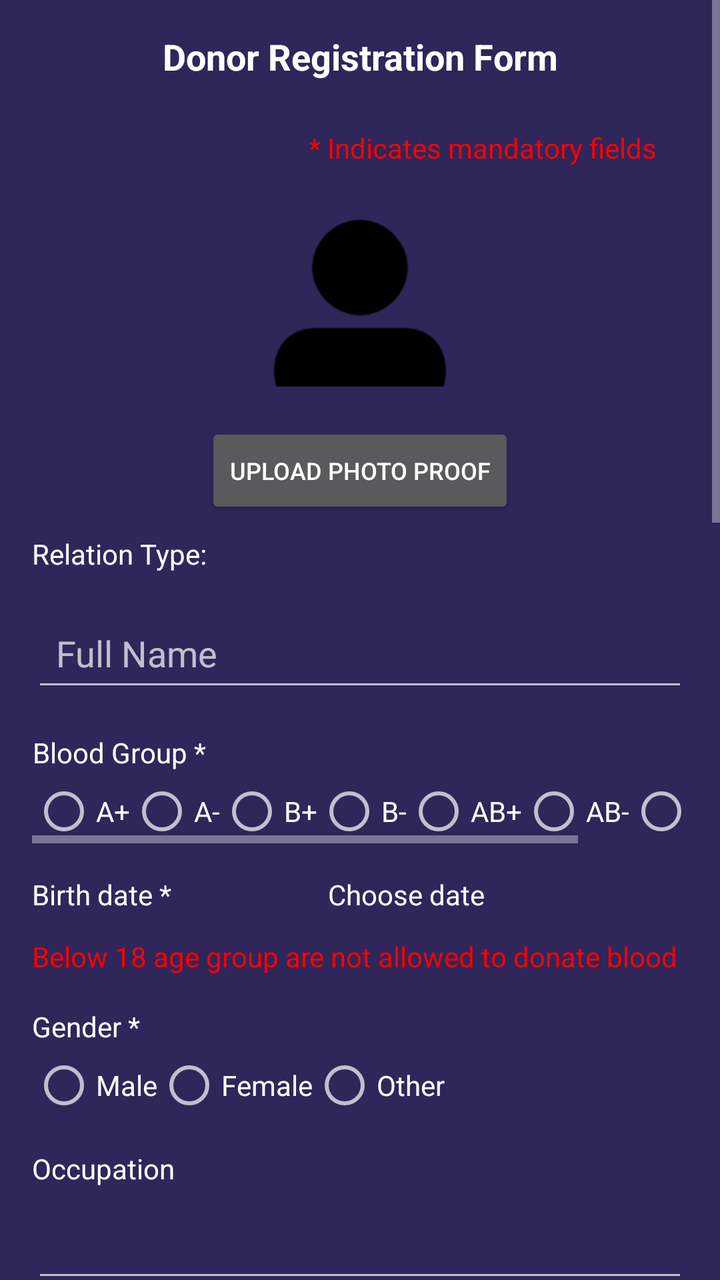
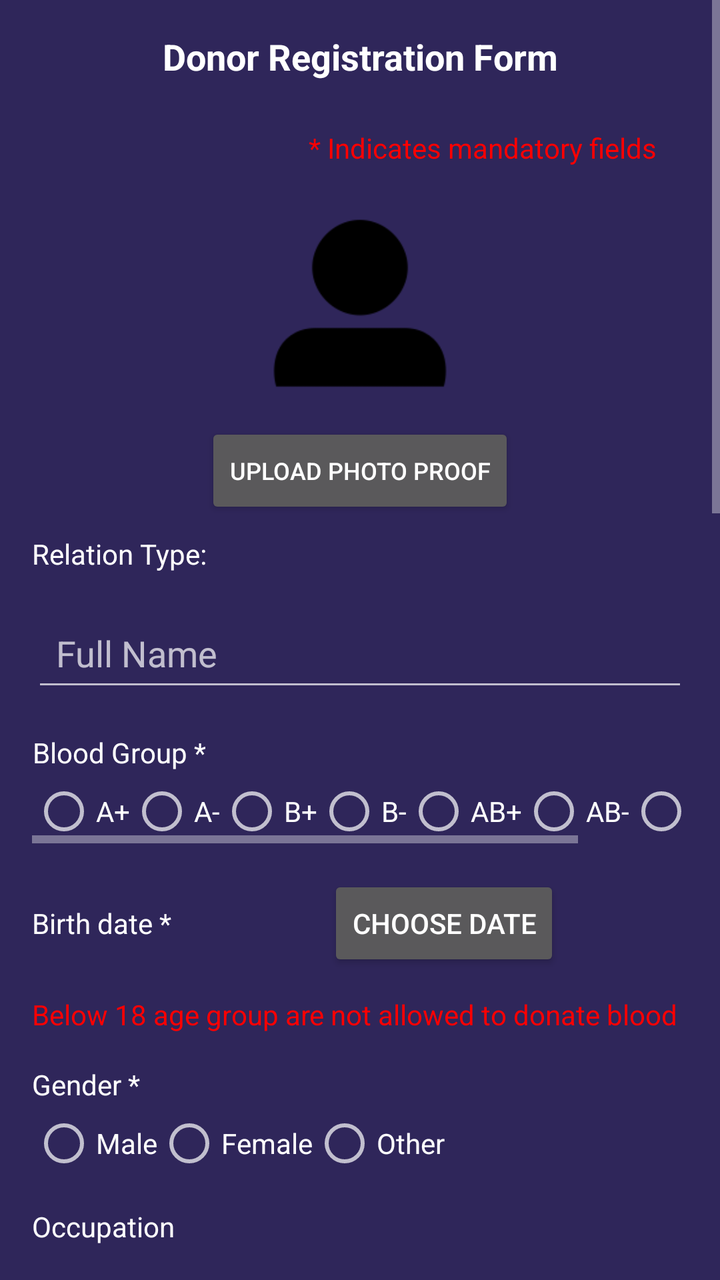

The first picture is an Android layout as it rendered before a commit; the second is the same layout after the commit. The layout source and the unified diff follow.
<!-- AndroidManifest.xml: application theme Theme.AppCompat -->
<!-- res/layout/activity_donate_blood.xml -->
<?xml version="1.0" encoding="utf-8"?>
<ScrollView xmlns:android="http://schemas.android.com/apk/res/android"
    android:layout_width="match_parent"
    android:layout_height="match_parent">

    <LinearLayout
        android:layout_width="match_parent"
        android:layout_height="wrap_content"
        android:background="#342F00FF"
        android:orientation="vertical"
        android:padding="16dp">

        
        <TextView
            android:layout_width="match_parent"
            android:layout_height="wrap_content"
            android:layout_marginBottom="16dp"
            android:gravity="center"
            android:text="Donor Registration Form"
            android:textColor="#ffffff"
            android:textSize="18sp"
            android:textStyle="bold" />

        
        <TextView
            android:layout_width="match_parent"
            android:layout_height="wrap_content"
            android:layout_marginTop="8dp"
            android:layout_marginEnd="16dp"
            android:gravity="end"
            android:text="* Indicates mandatory fields"
            android:textColor="#FF0000" />
        <FrameLayout
            android:layout_width="match_parent"
            android:layout_height="wrap_content"
            android:layout_marginTop="8dp"
            android:gravity="center_horizontal">

            <ImageView
                android:id="@+id/imageViewPhotoProof"
                android:layout_width="120dp"
                android:layout_height="120dp"
                android:layout_gravity="center"
                android:contentDescription="Profile Picture"
                android:scaleType="centerCrop"
                android:src="@drawable/profile" />

            <ProgressBar
                android:id="@+id/progressBarnew"
                android:layout_width="50dp"
                android:layout_height="50dp"
                android:visibility="gone"
                android:layout_gravity="center" />
        </FrameLayout>

        <Button
                android:id="@+id/buttonUploadPhotoProof"
                android:layout_width="wrap_content"
                android:layout_height="wrap_content"
                android:text="Upload Photo Proof"
                android:textColor="@color/white"
                android:layout_gravity="center"
                android:textSize="12sp" />

            <TextView
                android:id="@+id/textViewUploadStatus"
                android:layout_width="match_parent"
                android:layout_height="wrap_content"
                android:layout_marginTop="16dp"
                android:gravity="center_horizontal"
                android:text="Photo upload successful!"
                android:textColor="@android:color/holo_green_dark"
                android:visibility="gone" />

        <TextView
            android:id="@+id/textViewRelationType"
            android:layout_width="match_parent"
            android:layout_height="wrap_content"
            android:layout_marginTop="8dp"
            android:gravity="start"
            android:text="Relation Type: "
            android:textColor="#ffffff" />
        
        <LinearLayout
            android:layout_width="match_parent"
            android:layout_height="wrap_content"
            android:layout_marginTop="16dp"
            android:orientation="horizontal">

            
            <EditText
                android:id="@+id/etFullname"
                android:layout_width="0dp"
                android:layout_height="wrap_content"
                android:layout_weight="1"
                android:hint="Full Name"
                android:inputType="textPersonName"
                android:padding="12dp" />
        </LinearLayout>

        
        <LinearLayout
            android:layout_width="match_parent"
            android:layout_height="wrap_content"
            android:layout_marginTop="16dp"
            android:orientation="vertical">

            <TextView
                android:layout_width="wrap_content"
                android:layout_height="wrap_content"
                android:layout_marginBottom="4dp"
                android:gravity="center_horizontal"
                android:text="Blood Group *"
                android:textColor="#ffffff" />

            <HorizontalScrollView
                android:layout_width="match_parent"
                android:layout_height="wrap_content">
                
                <RadioGroup
                    android:id="@+id/radioGroupBloodGroup"
                    android:layout_width="match_parent"
                    android:layout_height="wrap_content"
                    android:orientation="horizontal">


                    <RadioButton
                        android:layout_width="wrap_content"
                        android:layout_height="wrap_content"
                        android:text="A+" />

                    <RadioButton
                        android:layout_width="wrap_content"
                        android:layout_height="wrap_content"
                        android:text="A-" />

                    <RadioButton
                        android:layout_width="wrap_content"
                        android:layout_height="wrap_content"
                        android:text="B+" />

                    <RadioButton
                        android:layout_width="wrap_content"
                        android:layout_height="wrap_content"
                        android:text="B-" />

                    <RadioButton
                        android:layout_width="wrap_content"
                        android:layout_height="wrap_content"
                        android:text="AB+" />

                    <RadioButton
                        android:layout_width="wrap_content"
                        android:layout_height="wrap_content"
                        android:text="AB-" />

                    <RadioButton
                        android:layout_width="wrap_content"
                        android:layout_height="wrap_content"
                        android:text="O+" />

                    <RadioButton
                        android:layout_width="wrap_content"
                        android:layout_height="wrap_content"
                        android:text="O-" />

                </RadioGroup>
            </HorizontalScrollView>
        </LinearLayout>

        
        <LinearLayout
            android:layout_width="match_parent"
            android:layout_height="wrap_content"
            android:layout_marginTop="16dp"
            android:orientation="horizontal">

            <TextView
                android:layout_width="wrap_content"
                android:layout_height="wrap_content"
                android:layout_marginEnd="8dp"
                android:gravity="center_vertical"
                android:text="Birth date *"
                android:textColor="#ffffff" />

            <TextView
                android:id="@+id/textViewChooseDate"
                android:layout_width="0dp"
                android:layout_height="wrap_content"
                android:layout_marginLeft="70dp"
                android:layout_marginBottom="4dp"
                android:layout_weight="1"
                android:clickable="true"
                android:focusable="true"
                android:gravity="center_vertical"
                android:text="Choose date"
                android:textColor="#ffffff" />

            <DatePicker
                android:layout_width="wrap_content"
                android:layout_height="wrap_content"
                android:datePickerMode="calendar"
                android:visibility="gone" />
        </LinearLayout>

        <TextView
            android:id="@+id/textViewAgeWarning"
            android:layout_width="match_parent"
            android:layout_height="wrap_content"
            android:layout_marginTop="8dp"
            android:gravity="left"
            android:text="Below 18 age group are not allowed to donate blood"
            android:textColor="#FF0000" />
        
        <LinearLayout
            android:layout_width="match_parent"
            android:layout_height="wrap_content"
            android:layout_marginTop="16dp"
            android:orientation="vertical">

            <TextView
                android:layout_width="wrap_content"
                android:layout_height="wrap_content"
                android:layout_marginBottom="4dp"
                android:gravity="center_horizontal"
                android:text="Gender *"
                android:textColor="#ffffff" />

            
            <RadioGroup
                android:id="@+id/radioGroupGender"
                android:layout_width="match_parent"
                android:layout_height="wrap_content"
                android:orientation="horizontal">

                <RadioButton
                    android:layout_width="wrap_content"
                    android:layout_height="wrap_content"
                    android:text="Male" />

                <RadioButton
                    android:layout_width="wrap_content"
                    android:layout_height="wrap_content"
                    android:text="Female" />

                <RadioButton
                    android:layout_width="wrap_content"
                    android:layout_height="wrap_content"
                    android:text="Other" />

            </RadioGroup>
        </LinearLayout>

        
        <LinearLayout
            android:layout_width="match_parent"
            android:layout_height="wrap_content"
            android:layout_marginTop="16dp"
            android:orientation="vertical">

            <TextView
                android:layout_width="wrap_content"
                android:layout_height="wrap_content"
                android:layout_marginBottom="4dp"
                android:gravity="center_horizontal"
                android:text="Occupation"
                android:textColor="#ffffff" />

            <EditText
                android:id="@+id/eOccupation"
                android:layout_width="match_parent"
                android:layout_height="wrap_content"
                android:inputType="text"
                android:padding="12dp" />
        </LinearLayout>

        
        <LinearLayout
            android:layout_width="match_parent"
            android:layout_height="wrap_content"
            android:layout_marginTop="16dp"
            android:orientation="vertical">

            <TextView
                android:layout_width="wrap_content"
                android:layout_height="wrap_content"
                android:layout_marginBottom="4dp"
                android:gravity="center_horizontal"
                android:text="Phone Number *"
                android:textColor="#ffffff" />

            <EditText
                android:id="@+id/ePhoneNumber"
                android:layout_width="match_parent"
                android:layout_height="wrap_content"
                android:inputType="phone"
                android:maxLength="10"
                android:padding="12dp" />
        </LinearLayout>

        
        <LinearLayout
            android:layout_width="match_parent"
            android:layout_height="wrap_content"
            android:layout_marginTop="16dp"
            android:orientation="vertical">

            <TextView
                android:layout_width="wrap_content"
                android:layout_height="wrap_content"
                android:layout_marginBottom="4dp"
                android:gravity="center_horizontal"
                android:text="Email *"
                android:textColor="#ffffff" />

            <EditText
                android:id="@+id/eEmail"
                android:layout_width="match_parent"
                android:layout_height="wrap_content"
                android:inputType="textEmailAddress"
                android:padding="12dp" />
        </LinearLayout>

        
        <LinearLayout
            android:layout_width="match_parent"
            android:layout_height="wrap_content"
            android:layout_marginTop="16dp"
            android:orientation="vertical">

            <TextView
                android:layout_width="wrap_content"
                android:layout_height="wrap_content"
                android:layout_marginBottom="4dp"
                android:gravity="center_horizontal"
                android:text="Address (street) *"
                android:textColor="#ffffff" />

            <EditText
                android:id="@+id/eAddress"
                android:layout_width="match_parent"
                android:layout_height="wrap_content"
                android:inputType="text"
                android:padding="12dp" />
        </LinearLayout>

        
        <LinearLayout
            android:layout_width="match_parent"
            android:layout_height="wrap_content"
            android:layout_marginTop="16dp"
            android:orientation="vertical">

            <TextView
                android:layout_width="match_parent"
                android:layout_height="wrap_content"
                android:layout_marginTop="16dp"
                android:text="State"
                android:textSize="18sp" />

            <Spinner
                android:id="@+id/SpinnerState"
                android:layout_width="match_parent"
                android:layout_height="wrap_content"
                android:layout_marginTop="8dp"
                android:minHeight="48dp" />

            
            <TextView
                android:layout_width="match_parent"
                android:layout_height="wrap_content"
                android:layout_marginTop="16dp"
                android:text="City"
                android:textSize="18sp" />

            <Spinner
                android:id="@+id/SpinnerCity"
                android:layout_width="match_parent"
                android:layout_height="wrap_content"
                android:layout_marginTop="8dp"
                android:minHeight="48dp" />

            <EditText
                android:id="@+id/etpostalcode"
                android:layout_width="match_parent"
                android:layout_height="wrap_content"
                android:hint="Zip Code *"
                android:inputType="numberDecimal"
                android:maxLength="6"
                android:padding="12dp"
                android:textSize="16dp" />
        </LinearLayout>

        
        <LinearLayout
            android:layout_width="match_parent"
            android:layout_height="wrap_content"
            android:layout_marginTop="16dp"
            android:orientation="vertical">

            <TextView
                android:layout_width="wrap_content"
                android:layout_height="wrap_content"
                android:layout_marginBottom="4dp"
                android:gravity="center_horizontal"
                android:text="Aadhaar Number *"
                android:textColor="#ffffff" />

            <EditText
                android:id="@+id/eAadhaarNumber"
                android:layout_width="match_parent"
                android:layout_height="wrap_content"
                android:inputType="number"
                android:maxLength="12"
                android:padding="12dp" />

            
            <LinearLayout
                android:layout_width="match_parent"
                android:layout_height="wrap_content"
                android:layout_marginTop="16dp"
                android:layout_marginBottom="30dp"
                android:orientation="horizontal">

                <TextView
                    android:layout_width="wrap_content"
                    android:layout_height="wrap_content"
                    android:layout_marginEnd="8dp"
                    android:gravity="center_vertical"
                    android:text="Upload Aadhaar Card *"
                    android:textColor="#ffffff" />

                <Button
                    android:id="@+id/buttonUploadAadhaarCard"
                    android:layout_width="wrap_content"
                    android:layout_height="wrap_content"
                    android:text="Upload"
                    android:textColor="@color/white"
                    android:textSize="10sp" />

                <TextView
                    android:id="@+id/textViewUploadStatus2"
                    android:layout_width="match_parent"
                    android:layout_height="wrap_content"
                    android:layout_marginTop="16dp"
                    android:gravity="center_horizontal"
                    android:text="Upload successful!"
                    android:textColor="@android:color/holo_green_dark"
                    android:visibility="gone" />
            </LinearLayout>

            
            <LinearLayout
                android:layout_width="match_parent"
                android:layout_height="wrap_content"
                android:layout_marginTop="10dp"
                android:orientation="horizontal">

                <TextView
                    android:layout_width="wrap_content"
                    android:layout_height="wrap_content"
                    android:layout_marginBottom="4dp"
                    android:gravity="center_horizontal"
                    android:text="Did you ever donate blood before? *"
                    android:textColor="#ffffff"
                    android:textSize="12dp" />

                <RadioGroup
                    android:id="@+id/radioGroupBloodDonation"
                    android:layout_width="match_parent"
                    android:layout_height="wrap_content"
                    android:layout_marginStart="16dp"
                    android:layout_marginBottom="30dp"
                    android:orientation="horizontal">

                    <RadioButton
                        android:id="@+id/radioButtonBloodDonationYes"
                        android:layout_width="wrap_content"
                        android:layout_height="wrap_content"
                        android:text="Yes"
                        android:textSize="10dp" />

                    <RadioButton
                        android:id="@+id/radioButtonBloodDonationNo"
                        android:layout_width="wrap_content"
                        android:layout_height="wrap_content"
                        android:text="No"
                        android:textSize="10dp" />
                </RadioGroup>
            </LinearLayout>
            <TextView
                android:id="@+id/textViewDescribeDonation"
                android:layout_width="wrap_content"
                android:layout_height="wrap_content"
                android:visibility="gone"
                android:text="Describe when you donated blood recently"
                android:textColor="#ffffff"
                android:textSize="12dp" />

            <Button
                android:id="@+id/buttonChooseDate"
                android:layout_width="wrap_content"
                android:layout_gravity="center"
                android:layout_marginTop="10dp"
                android:visibility="gone"
                android:layout_height="wrap_content"
                android:text="Choose Date" />
            
            <LinearLayout
                android:layout_width="match_parent"
                android:layout_height="wrap_content"
                android:layout_marginTop="10dp"
                android:orientation="horizontal">

                <TextView
                    android:layout_width="wrap_content"
                    android:layout_height="wrap_content"
                    android:layout_marginBottom="4dp"
                    android:gravity="center_horizontal"
                    android:text="Did you suffer from any diseases? *"
                    android:textColor="#ffffff"
                    android:textSize="12dp" />

                <RadioGroup
                    android:id="@+id/radioGroupDiseaseHistory"
                    android:layout_width="match_parent"
                    android:layout_height="wrap_content"
                    android:layout_marginStart="16dp"
                    android:layout_marginBottom="30dp"
                    android:orientation="horizontal">

                    <RadioButton
                        android:id="@+id/radioButtonDiseaseHistoryYes"
                        android:layout_width="wrap_content"
                        android:layout_height="wrap_content"
                        android:text="Yes"
                        android:textSize="10dp" />

                    <RadioButton
                        android:id="@+id/radioButtonDiseaseHistoryNo"
                        android:layout_width="wrap_content"
                        android:layout_height="wrap_content"
                        android:text="No"
                        android:textSize="10dp" />
                </RadioGroup>
            </LinearLayout>

            <LinearLayout
                android:layout_width="match_parent"
                android:layout_height="wrap_content"
                android:orientation="vertical">

                <TextView
                    android:id="@+id/tvadditionalinfo"
                    android:layout_width="wrap_content"
                    android:layout_height="wrap_content"
                    android:layout_marginBottom="4dp"
                    android:gravity="center_horizontal"
                    android:text="Describe illness"
                    android:textColor="#ffffff"
                    android:visibility="gone" />

                <EditText
                    android:id="@+id/editTextAdditionalInfo"
                    android:layout_width="match_parent"
                    android:layout_height="wrap_content"
                    android:inputType="textMultiLine"
                    android:padding="12dp"
                    android:visibility="gone" />
            </LinearLayout>
        </LinearLayout>

        
        <Button
            android:id="@+id/buttonSubmit"
            android:layout_width="100dp"
            android:layout_height="wrap_content"
            android:layout_gravity="center"
            android:layout_marginTop="16dp"
            android:text="Submit"
            android:textColor="#000000" />
    </LinearLayout>
</ScrollView>
<!-- resources referenced by this layout -->
<resources>
  <color name="white">#FFFFFFFF</color>
  <!-- drawable profile: png bitmap (drawable, 2217 bytes) -->
</resources>

<!-- the commit's change to res/layout/activity_donate_blood.xml (unified diff, before → after) -->
@@ -58,7 +58,6 @@
                 android:layout_width="wrap_content"
                 android:layout_height="wrap_content"
                 android:text="Upload Photo Proof"
-                android:textColor="@color/white"
                 android:layout_gravity="center"
                 android:textSize="12sp" />
 
@@ -183,18 +182,16 @@
                 android:text="Birth date *"
                 android:textColor="#ffffff" />
 
-            <TextView
+            <Button
                 android:id="@+id/textViewChooseDate"
-                android:layout_width="0dp"
+                android:layout_width="wrap_content"
                 android:layout_height="wrap_content"
                 android:layout_marginLeft="70dp"
                 android:layout_marginBottom="4dp"
-                android:layout_weight="1"
                 android:clickable="true"
                 android:focusable="true"
-                android:gravity="center_vertical"
-                android:text="Choose date"
-                android:textColor="#ffffff" />
+                android:gravity="center"
+                android:text="Choose date" />
 
             <DatePicker
                 android:layout_width="wrap_content"
@@ -435,20 +432,16 @@
                     android:layout_width="wrap_content"
                     android:layout_height="wrap_content"
                     android:text="Upload"
-                    android:textColor="@color/white"
+                    android:layout_marginLeft="80dp"
                     android:textSize="10sp" />
-
-                <TextView
-                    android:id="@+id/textViewUploadStatus2"
-                    android:layout_width="match_parent"
-                    android:layout_height="wrap_content"
-                    android:layout_marginTop="16dp"
-                    android:gravity="center_horizontal"
-                    android:text="Upload successful!"
-                    android:textColor="@android:color/holo_green_dark"
-                    android:visibility="gone" />
+                <ProgressBar
+                    android:id="@+id/progressBarAadhar"
+                    android:layout_width="wrap_content"
+                    android:layout_height="wrap_content"
+                    android:layout_below="@id/buttonUploadAadhaarCard"
+                    android:visibility="gone"
+                   />
             </LinearLayout>
-
             
             <LinearLayout
                 android:layout_width="match_parent"
@@ -493,7 +486,7 @@
                 android:layout_width="wrap_content"
                 android:layout_height="wrap_content"
                 android:visibility="gone"
-                android:text="Describe when you donated blood recently"
+                android:text="Describe when you donated blood recently *"
                 android:textColor="#ffffff"
                 android:textSize="12dp" />
 
@@ -556,7 +549,7 @@
                     android:layout_height="wrap_content"
                     android:layout_marginBottom="4dp"
                     android:gravity="center_horizontal"
-                    android:text="Describe illness"
+                    android:text="Describe illness *"
                     android:textColor="#ffffff"
                     android:visibility="gone" />
 
<!-- resource entries referenced after the edit -->
@@ -1,6 +1,5 @@
 <!-- resources referenced by this layout -->
 <resources>
-  <color name="white">#FFFFFFFF</color>
   <!-- drawable profile: png bitmap (drawable, 2217 bytes) -->
 </resources>
 
